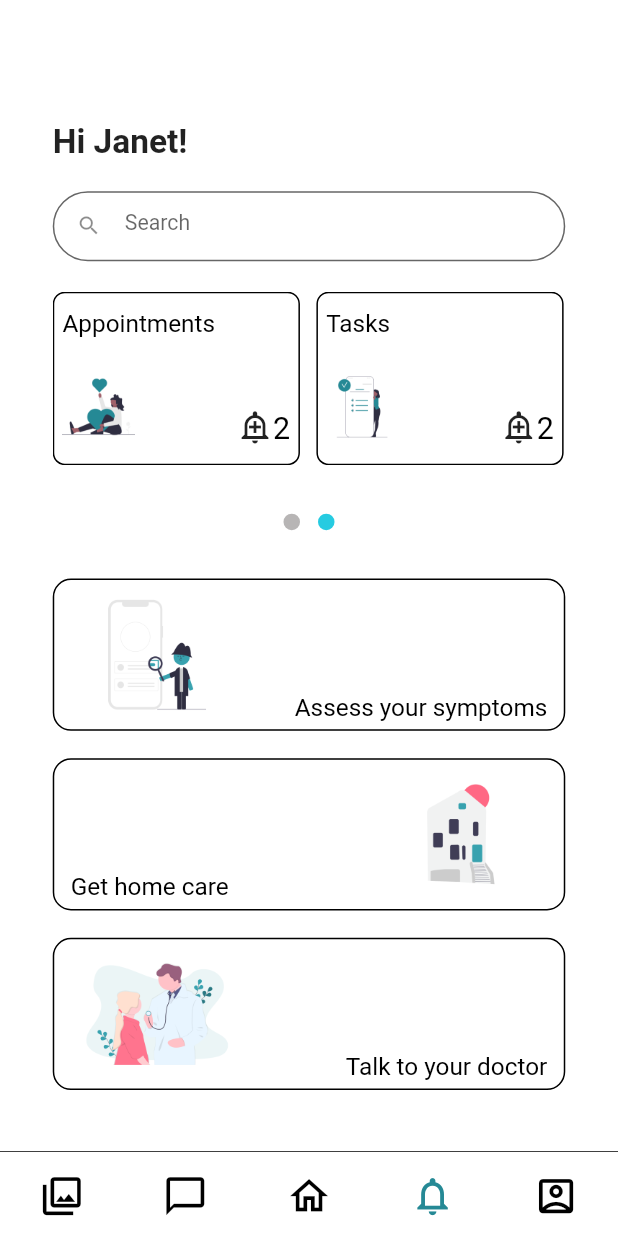
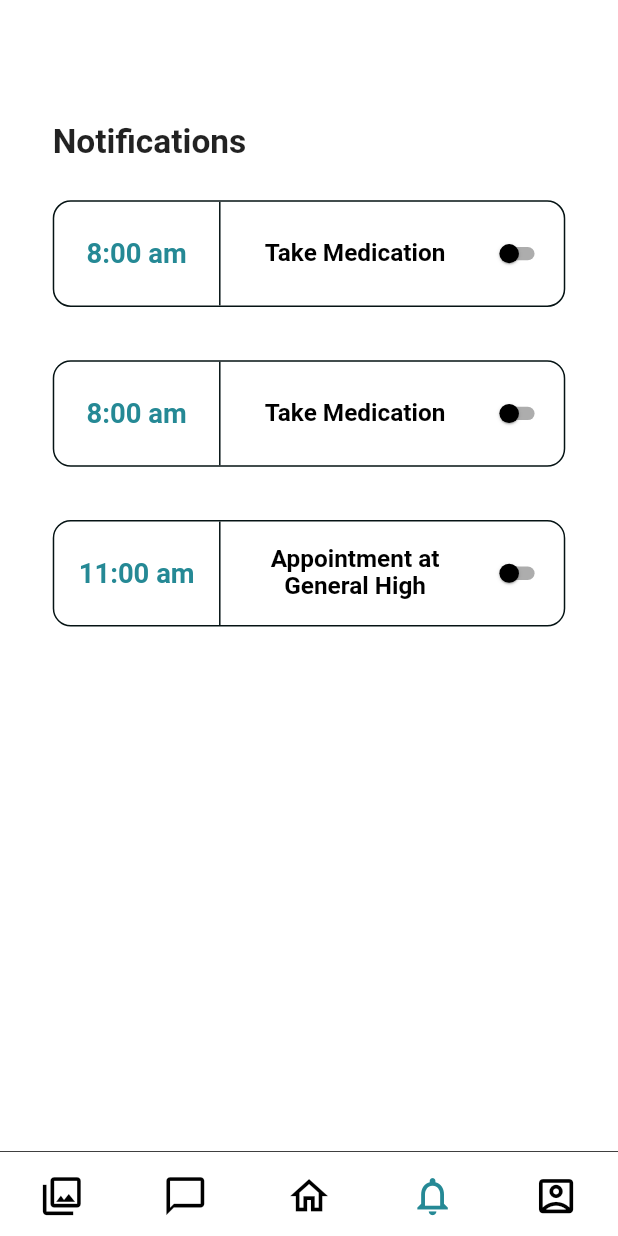
Before and after one commit to MikeAfegbua/HealthScape, a Flutter app: the NavBarPage screen opened directly, item 4 of the bottom bar chosen, on a phone screen of 412 x 824 dp. Run offline on Flutter 3.47's test engine with Material 2 defaults, Android fonts, the phone set to English and light mode, and no system bars; our stand-ins replace flutter_screenutil; missing offline and left inert: flutter_vibrate.

Commit message:
UI: finished nav

```diff
--- a/lib/app/navigation/routes.dart
+++ b/lib/app/navigation/routes.dart
@@ -7,3 +7,4 @@ const String payment = '/payment';
 const String home = '/home';
 const String navBar = '/navBar';
 const String slots = '/slots';
+const String fixedslot = '/fixedslot';
--- a/lib/views/nav/nav_bar.dart
+++ b/lib/views/nav/nav_bar.dart
@@ -2,7 +2,10 @@ import 'package:flutter/material.dart';
 import 'package:flutter_screenutil/flutter_screenutil.dart';
 import 'package:healthscape/app/utils/colors.dart';
 import 'package:healthscape/views/nav/appointment.dart';
+import 'package:healthscape/views/nav/chats.dart';
 import 'package:healthscape/views/nav/home.dart';
+import 'package:healthscape/views/nav/notifications.dart';
+import 'package:healthscape/views/nav/profile.dart';
 
 import '../../app/mixins/vibration_mixin.dart';
 
@@ -34,10 +37,10 @@ class _NavBarPageState extends State<NavBarPage> with VibrationMixin {
 
   final screens = [
     const Appointment(),
+    const Chat(),
     const Home(),
-    const Appointment(),
-    const Home(),
-    const Home(),
+    const NotificationPage(),
+    const Profile(),
   ];
 
   @override
--- /dev/null
+++ b/lib/views/nav/notifications.dart
@@ -0,0 +1,180 @@
+import 'package:flutter/material.dart';
+import 'package:flutter_screenutil/flutter_screenutil.dart';
+
+import '../../app/utils/colors.dart';
+
+class NotificationPage extends StatelessWidget {
+  const NotificationPage({Key? key}) : super(key: key);
+
+  @override
+  Widget build(BuildContext context) {
+    return Scaffold(
+      backgroundColor: const Color(0xffFFFFFF),
+      body: Padding(
+        padding: EdgeInsets.symmetric(horizontal: 32.w, vertical: 80.h),
+        child: Column(
+          crossAxisAlignment: CrossAxisAlignment.start,
+          children: [
+            Text(
+              'Notifications',
+              style: TextStyle(
+                fontWeight: FontWeight.w700,
+                fontSize: 22.sp,
+              ),
+            ),
+            SizedBox(
+              height: 26.h,
+            ),
+            const NotifWidget(
+              time: "8:00 am",
+              text: "Take Medication",
+            ),
+            const NotifWidget(
+              time: "8:00 am",
+              text: "Take Medication",
+            ),
+            const NotifWidget(
+              time: "11:00 am",
+              text: "Appointment at General High",
+            ),
+          ],
+        ),
+      ),
+    );
+  }
+}
+
+class NotifWidget extends StatefulWidget {
+  const NotifWidget({
+    required this.time,
+    required this.text,
+    Key? key,
+  }) : super(key: key);
+  final String time;
+  final String text;
+
+  @override
+  State<NotifWidget> createState() => _NotifWidgetState();
+}
+
+class _NotifWidgetState extends State<NotifWidget> {
+  bool visible = false;
+  @override
+  Widget build(BuildContext context) {
+    return GestureDetector(
+      onTap: () {
+        visible = !visible;
+        setState(() {});
+      },
+      child: Stack(
+        alignment: Alignment.topCenter,
+        clipBehavior: Clip.none,
+        children: [
+          Padding(
+            padding: EdgeInsets.only(bottom: 35.h),
+            child: Container(
+              width: double.infinity,
+              height: 70.h,
+              padding: EdgeInsets.only(left: 10.w, right: 10.w),
+              decoration: BoxDecoration(
+                border: Border.all(
+                  width: 1,
+                  color: const Color(0xff051314),
+                ),
+                borderRadius: BorderRadius.circular(12),
+              ),
+              child: Row(
+                //mainAxisAlignment: MainAxisAlignment.spaceBetween,
+                children: [
+                  SizedBox(
+                    width: 80.w,
+                    child: Text(
+                      widget.time,
+                      textAlign: TextAlign.center,
+                      style: TextStyle(
+                          color: AppColors.primary,
+                          fontSize: 18.sp,
+                          fontWeight: FontWeight.w600),
+                    ),
+                  ),
+                  SizedBox(
+                    width: 10.w,
+                  ),
+                  Container(
+                    height: double.infinity,
+                    width: 1,
+                    color: const Color(0xff051314),
+                  ),
+                  Flexible(
+                    child: SizedBox(
+                      width: 170.w,
+                      child: Padding(
+                        padding: const EdgeInsets.all(10.0),
+                        child: Text(
+                          widget.text,
+                          textAlign: TextAlign.center,
+                          maxLines: 2,
+                          style: TextStyle(
+                              color: Colors.black,
+                              fontSize: 16.sp,
+                              height: 18 / 16,
+                              fontWeight: FontWeight.w600),
+                        ),
+                      ),
+                    ),
+                  ),
+                  SizedBox(
+                    height: 30.h,
+                    width: 35.w,
+                    child: FittedBox(
+                      fit: BoxFit.fill,
+                      child: Switch(
+                        value: false,
+                        onChanged: (val) {},
+                        thumbColor:
+                            MaterialStateProperty.resolveWith<Color>((states) {
+                          if (states.contains(MaterialState.disabled)) {
+                            return Colors.black;
+                          }
+                          return Colors.black;
+                        }),
+                        activeColor: Colors.white,
+                      ),
+                    ),
+                  ),
+                ],
+              ),
+            ),
+          ),
+          Positioned(
+            top: 60.h,
+            right: 0.w,
+            child: Visibility(
+              visible: visible,
+              child: Container(
+                height: 30.h,
+                width: 85.w,
+                decoration: BoxDecoration(
+                  color: AppColors.primary,
+                  borderRadius: BorderRadius.circular(8.r),
+                ),
+                child: Center(
+                  child: Text(
+                    " 02/03/22",
+                    textAlign: TextAlign.center,
+                    maxLines: 2,
+                    style: TextStyle(
+                        color: Colors.black,
+                        fontSize: 16.sp,
+                        height: 18 / 16,
+                        fontWeight: FontWeight.w600),
+                  ),
+                ),
+              ),
+            ),
+          ),
+        ],
+      ),
+    );
+  }
+}
--- a/lib/views/nav/slots.dart
+++ b/lib/views/nav/slots.dart
@@ -1,5 +1,6 @@
 import 'package:flutter/material.dart';
 import 'package:flutter_screenutil/flutter_screenutil.dart';
+import 'package:healthscape/app/navigation/navigator.dart';
 import 'package:healthscape/app/utils/colors.dart';
 
 class Slots extends StatelessWidget {
@@ -92,6 +93,10 @@ class DrWidget extends StatelessWidget {
   Widget build(BuildContext context) {
     return Padding(
       padding: EdgeInsets.only(bottom: 25.h),
+      child: InkWell(
+        onTap: () {
+          AppNavigator.navigateTo(fixedslot, arguments: name);
+        },
         child: Container(
           width: double.infinity,
           height: 60.h,
@@ -124,6 +129,7 @@ class DrWidget extends StatelessWidget {
             ],
           ),
         ),
+      ),
     );
   }
 }
```
Also changed, not shown: lib/app/navigation/router.dart (+7 -0 lines), lib/views/nav/chats.dart (added, +19 -0 lines), lib/views/nav/fixed_slot.dart (added, +42 -0 lines), lib/views/nav/profile.dart (added, +108 -0 lines). Lines whose indentation alone changed are shown as unchanged.
